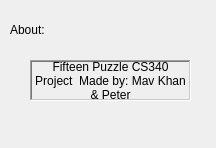
This is PuzzleGame/dialog.ui in mavomerkhan/PuzzleGame as Qt 5 draws it before an edit. The edited form follows.
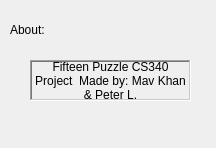
This is the edited form.

```diff
--- a/PuzzleGame/dialog.ui
+++ b/PuzzleGame/dialog.ui
@@ -29,7 +29,7 @@
     <enum>QFrame::Sunken</enum>
    </property>
    <property name="text">
-    <string>Fifteen Puzzle CS340 Project  Made by: Mav Khan &amp; Peter</string>
+    <string>Fifteen Puzzle CS340 Project  Made by: Mav Khan &amp; Peter L.</string>
    </property>
    <property name="textFormat">
     <enum>Qt::PlainText</enum>
```
